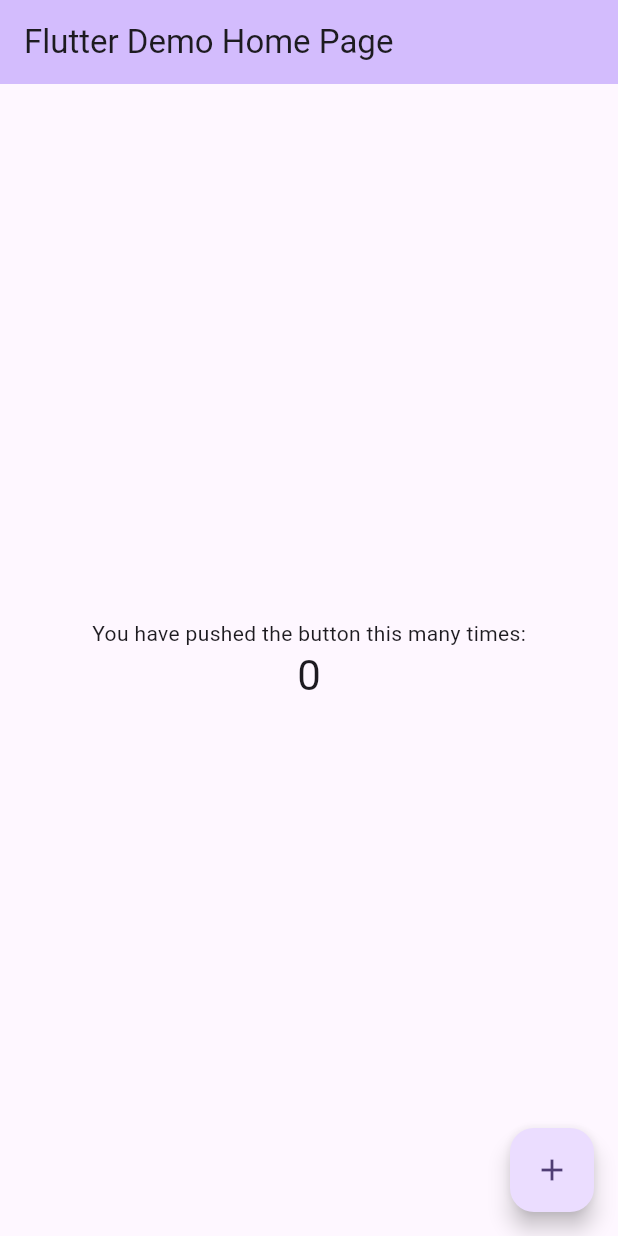
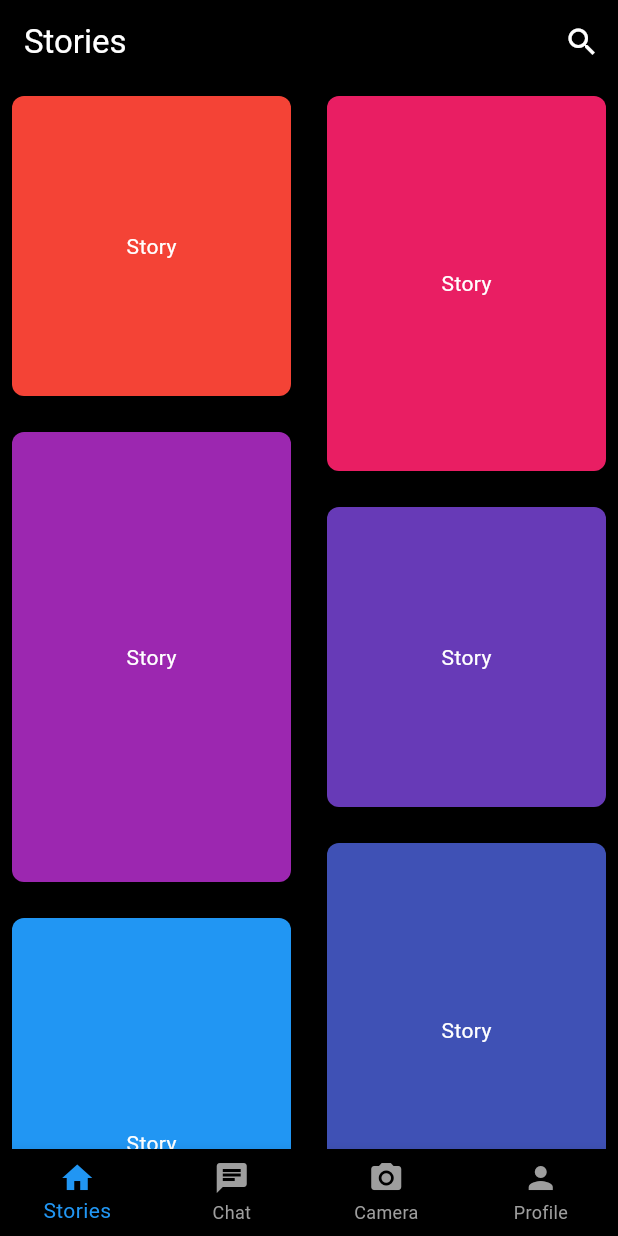
Before and after one commit to could-ai/019a21b9-d715-751d-b272-08fe683d214a, a Flutter app: the screen it shows after launch, on a phone screen of 412 x 824 dp. Run offline on Flutter 3.47's test engine with Material 3 defaults, Android fonts, the phone set to English and light mode, and no system bars; our stand-ins replace image_picker.

Commit message:
Updated pubspec.yaml to rename the app to snapchat_clone, added essential dependencies for camera functionality, image picking, path handling, local storage, and staggered grid view for stories display. This enables core Snapchat-like features such as taking photos, storing images locally, and presenting content in a visually appealing grid layout.; Replaced the entire main.dart with a new structure for Snapchat clone. Created MainScreen with bottom navigation bar for Stories, Chat, Camera, and Profile sections. Set up dark theme with black background to mimic Snapchat's UI. Imported necessary screen files that will be created next.; Created StoriesScreen with a staggered grid view to display stories in a Pinterest-like layout. Added search icon in app bar for future search functionality. Used placeholder colored containers to represent stories; in a full implementation, this would load actual user stories from storage or API.; Created ChatScreen with a list of friends' chats. Each list item shows a friend's avatar, name, and last message. Added onTap handler for future navigation to individual chat screens. This mimics Snapchat's chat list interface.; Created CameraScreen with image picker functionality. Users can take photos with camera or select from gallery. Displays selected image in center. Added floating action buttons for camera and gallery access. This provides basic photo capture functionality similar to Snapchat's camera interface.; Created ProfileScreen with user avatar, username, and snap score display. Added settings icon in app bar for future configuration options. This provides a basic profile view similar to Snapchat's profile section.

```diff
--- a/usr/lib/main.dart
+++ b/usr/lib/main.dart
@@ -1,120 +1,87 @@
 import 'package:flutter/material.dart';
+import 'package:snapchat_clone/screens/camera_screen.dart';
+import 'package:snapchat_clone/screens/stories_screen.dart';
+import 'package:snapchat_clone/screens/chat_screen.dart';
+import 'package:snapchat_clone/screens/profile_screen.dart';
 
 void main() {
-  runApp(const MyApp());
+  runApp(const SnapchatCloneApp());
 }
 
-class MyApp extends StatelessWidget {
-  const MyApp({super.key});
+class SnapchatCloneApp extends StatelessWidget {
+  const SnapchatCloneApp({super.key});
 
-  // This widget is the root of your application.
   @override
   Widget build(BuildContext context) {
     return MaterialApp(
-      title: 'Flutter Demo',
+      title: 'Snapchat Clone',
       debugShowCheckedModeBanner: false,
       theme: ThemeData(
-        // This is the theme of your application.
-        //
-        // TRY THIS: Try running your application with "flutter run". You'll see
-        // the application has a purple toolbar. Then, without quitting the app,
-        // try changing the seedColor in the colorScheme below to Colors.green
-        // and then invoke "hot reload" (save your changes or press the "hot
-        // reload" button in a Flutter-supported IDE, or press "r" if you used
-        // the command line to start the app).
-        //
-        // Notice that the counter didn't reset back to zero; the application
-        // state is not lost during the reload. To reset the state, use hot
-        // restart instead.
-        //
-        // This works for code too, not just values: Most code changes can be
-        // tested with just a hot reload.
-        colorScheme: ColorScheme.fromSeed(seedColor: Colors.deepPurple),
+        primarySwatch: Colors.blue,
+        scaffoldBackgroundColor: Colors.black,
+        appBarTheme: const AppBarTheme(
+          backgroundColor: Colors.black,
+          foregroundColor: Colors.white,
+        ),
       ),
-      home: const MyHomePage(title: 'Flutter Demo Home Page'),
+      home: const MainScreen(),
     );
   }
 }
 
-class MyHomePage extends StatefulWidget {
-  const MyHomePage({super.key, required this.title});
-
-  // This widget is the home page of your application. It is stateful, meaning
-  // that it has a State object (defined below) that contains fields that affect
-  // how it looks.
-
-  // This class is the configuration for the state. It holds the values (in this
-  // case the title) provided by the parent (in this case the App widget) and
-  // used by the build method of the State. Fields in a Widget subclass are
-  // always marked "final".
-
-  final String title;
+class MainScreen extends StatefulWidget {
+  const MainScreen({super.key});
 
   @override
-  State<MyHomePage> createState() => _MyHomePageState();
+  State<MainScreen> createState() => _MainScreenState();
 }
 
-class _MyHomePageState extends State<MyHomePage> {
-  int _counter = 0;
+class _MainScreenState extends State<MainScreen> {
+  int _selectedIndex = 0;
 
-  void _incrementCounter() {
+  static const List<Widget> _widgetOptions = <Widget>[
+    StoriesScreen(),
+    ChatScreen(),
+    CameraScreen(),
+    ProfileScreen(),
+  ];
+
+  void _onItemTapped(int index) {
     setState(() {
-      // This call to setState tells the Flutter framework that something has
-      // changed in this State, which causes it to rerun the build method below
-      // so that the display can reflect the updated values. If we changed
-      // _counter without calling setState(), then the build method would not be
-      // called again, and so nothing would appear to happen.
-      _counter++;
+      _selectedIndex = index;
     });
   }
 
   @override
   Widget build(BuildContext context) {
-    // This method is rerun every time setState is called, for instance as done
-    // by the _incrementCounter method above.
-    //
-    // The Flutter framework has been optimized to make rerunning build methods
-    // fast, so that you can just rebuild anything that needs updating rather
-    // than having to individually change instances of widgets.
     return Scaffold(
-      appBar: AppBar(
-        // TRY THIS: Try changing the color here to a specific color (to
-        // Colors.amber, perhaps?) and trigger a hot reload to see the AppBar
-        // change color while the other colors stay the same.
-        backgroundColor: Theme.of(context).colorScheme.inversePrimary,
-        // Here we take the value from the MyHomePage object that was created by
-        // the App.build method, and use it to set our appbar title.
-        title: Text(widget.title),
+      body: _widgetOptions.elementAt(_selectedIndex),
+      bottomNavigationBar: BottomNavigationBar(
+        items: const <BottomNavigationBarItem>[
+          BottomNavigationBarItem(
+            icon: Icon(Icons.home),
+            label: 'Stories',
+          ),
+          BottomNavigationBarItem(
+            icon: Icon(Icons.chat),
+            label: 'Chat',
+          ),
+          BottomNavigationBarItem(
+            icon: Icon(Icons.camera_alt),
+            label: 'Camera',
+          ),
+          BottomNavigationBarItem(
+            icon: Icon(Icons.person),
+            label: 'Profile',
+          ),
+        ],
+        currentIndex: _selectedIndex,
+        selectedItemColor: Colors.blue,
+        unselectedItemColor: Colors.grey,
+        onTap: _onItemTapped,
+        backgroundColor: Colors.black,
+        type: BottomNavigationBarType.fixed,
       ),
-      body: Center(
-        // Center is a layout widget. It takes a single child and positions it
-        // in the middle of the parent.
-        child: Column(
-          // Column is also a layout widget. It takes a list of children and
-          // arranges them vertically. By default, it sizes itself to fit its
-          // children horizontally, and tries to be as tall as its parent.
-          //
-          // Column has various properties to control how it sizes itself and
-          // how it positions its children. Here we use mainAxisAlignment to
-          // center the children vertically; the main axis here is the vertical
-          // axis because Columns are vertical (the cross axis would be
-          // horizontal).
-          //
-          // TRY THIS: Invoke "debug painting" (choose the "Toggle Debug Paint"
-          // action in the IDE, or press "p" in the console), to see the
-          // wireframe for each widget.
-          mainAxisAlignment: MainAxisAlignment.center,
-          children: <Widget>[
-            const Text('You have pushed the button this many times:'),
-            Text('$_counter', style: Theme.of(context).textTheme.headlineMedium),
-          ],
-        ),
-      ),
-      floatingActionButton: FloatingActionButton(
-        onPressed: _incrementCounter,
-        tooltip: 'Increment',
-        child: const Icon(Icons.add),
-      ), // This trailing comma makes auto-formatting nicer for build methods.
     );
   }
 }
--- /dev/null
+++ b/usr/lib/screens/stories_screen.dart
@@ -0,0 +1,43 @@
+import 'package:flutter/material.dart';
+import 'package:flutter_staggered_grid_view/flutter_staggered_grid_view.dart';
+
+class StoriesScreen extends StatelessWidget {
+  const StoriesScreen({super.key});
+
+  @override
+  Widget build(BuildContext context) {
+    return Scaffold(
+      appBar: AppBar(
+        title: const Text('Stories'),
+        actions: [
+          IconButton(
+            icon: const Icon(Icons.search),
+            onPressed: () {},
+          ),
+        ],
+      ),
+      body: MasonryGridView.count(
+        crossAxisCount: 2,
+        itemCount: 10,
+        itemBuilder: (context, index) {
+          return Container(
+            margin: const EdgeInsets.all(8.0),
+            height: 200 + (index % 3) * 50.0,
+            decoration: BoxDecoration(
+              color: Colors.primaries[index % Colors.primaries.length],
+              borderRadius: BorderRadius.circular(8.0),
+            ),
+            child: const Center(
+              child: Text(
+                'Story',
+                style: TextStyle(color: Colors.white),
+              ),
+            ),
+          );
+        },
+        mainAxisSpacing: 8.0,
+        crossAxisSpacing: 8.0,
+      ),
+    );
+  }
+}
```
Also changed, not shown: usr/lib/screens/camera_screen.dart (added, +52 -0 lines), usr/lib/screens/chat_screen.dart (added, +30 -0 lines), usr/lib/screens/profile_screen.dart (added, +36 -0 lines), usr/pubspec.yaml (+12 -78 lines).
